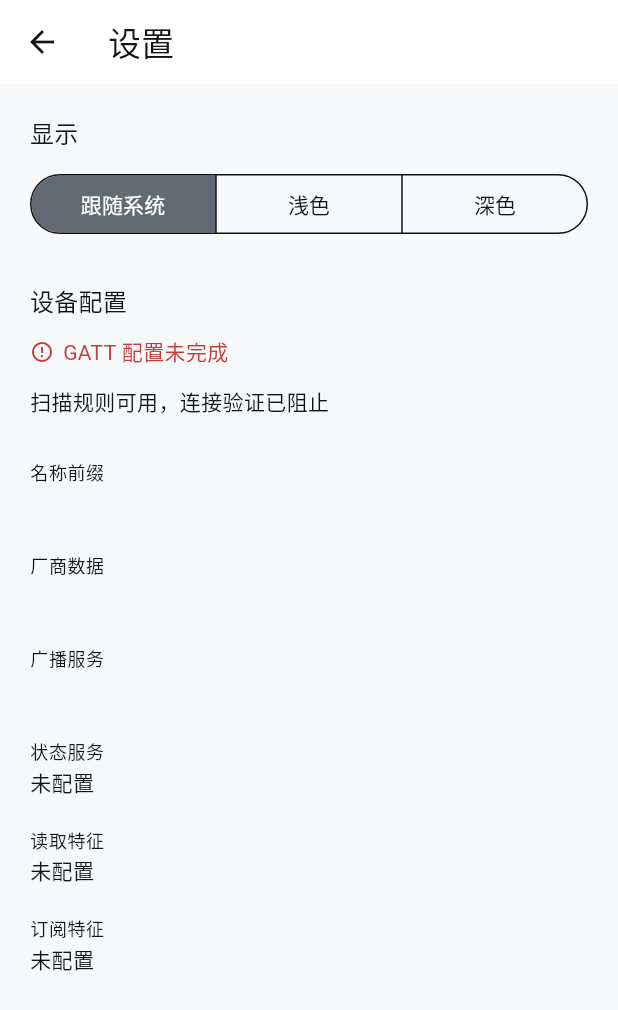
After one commit to 01xkp/EVT_Flutter_APP, a Flutter app: the screen it shows after launch, after a tap on the "settings" icon, on a phone screen of 412 x 824 dp. The commit adds this screen. Shown: the top 1010 px of the screen. Run offline on Flutter 3.47's test engine with Material 3 defaults, Android fonts, the phone set to English and light mode, and no system bars; our stand-ins replace drift, drift_flutter, flutter_riverpod, permission_handler, shared_preferences; missing offline and left inert: flutter_reactive_ble; accounts and stored records are empty; generated files the repository leaves out were written again.

Commit message:
feat: configure BLE permissions and profile status

```diff
--- a/lib/app/app_shell.dart
+++ b/lib/app/app_shell.dart
@@ -1,6 +1,7 @@
 import 'dart:async';
 
 import 'package:evt_ble_app/app/providers.dart';
+import 'package:evt_ble_app/core/ble/device_profile.dart';
 import 'package:evt_ble_app/core/ble/device_profile_loader.dart';
 import 'package:evt_ble_app/core/protocol/evt_protocol_codec.dart';
 import 'package:evt_ble_app/features/device_discovery/application/discovery_controller.dart';
@@ -13,12 +14,16 @@ import 'package:evt_ble_app/features/device_session/presentation/session_dashboa
 import 'package:evt_ble_app/features/evidence/application/evidence_history_controller.dart';
 import 'package:evt_ble_app/features/evidence/presentation/evidence_history_page.dart';
 import 'package:evt_ble_app/features/evidence/presentation/record_observation_sheet.dart';
+import 'package:evt_ble_app/features/settings/application/theme_mode_controller.dart';
+import 'package:evt_ble_app/features/settings/presentation/settings_page.dart';
 import 'package:flutter/material.dart';
 import 'package:flutter/services.dart';
 import 'package:flutter_riverpod/flutter_riverpod.dart';
 
 class AppShell extends ConsumerStatefulWidget {
-  const AppShell({super.key});
+  const AppShell({super.key, this.themeController});
+
+  final ThemeModeController? themeController;
 
   @override
   ConsumerState<AppShell> createState() => _AppShellState();
@@ -28,6 +33,7 @@ class _AppShellState extends ConsumerState<AppShell> {
   late final DiscoveryController _discoveryController;
   SessionController? _sessionController;
   EvidenceHistoryController? _evidenceHistoryController;
+  DeviceProfile? _profile;
   var _destination = 0;
 
   @override
@@ -61,6 +67,7 @@ class _AppShellState extends ConsumerState<AppShell> {
                   ? DiscoveryPage(
                       controller: _discoveryController,
                       onConnect: _openSession,
+                      onSettings: _openSettings,
                     )
                   : SessionDashboardPage(
                       state: session.state,
@@ -123,6 +130,7 @@ class _AppShellState extends ConsumerState<AppShell> {
       );
       setState(() {
         _sessionController = controller;
+        _profile = profile;
         _destination = 0;
       });
       await controller.connect(candidate);
@@ -172,4 +180,25 @@ class _AppShellState extends ConsumerState<AppShell> {
       unawaited(controller.connect(candidate));
     }
   }
+
+  Future<void> _openSettings() async {
+    DeviceProfile profile;
+    try {
+      profile = _profile ?? await const DeviceProfileLoader().load(rootBundle);
+    } catch (_) {
+      profile = DeviceProfile.empty();
+    }
+    if (!mounted) {
+      return;
+    }
+    setState(() => _profile = profile);
+    await Navigator.of(context).push<void>(
+      MaterialPageRoute(
+        builder: (context) => SettingsPage(
+          profile: profile,
+          themeController: widget.themeController,
+        ),
+      ),
+    );
+  }
 }
--- a/lib/app/evt_app.dart
+++ b/lib/app/evt_app.dart
@@ -38,7 +38,7 @@ class _EvtAppState extends State<EvtApp> {
       theme: EvtTheme.light(),
       darkTheme: EvtTheme.dark(),
       themeMode: _themeController.mode,
-      home: const AppShell(),
+      home: AppShell(themeController: _themeController),
     );
   }
 
--- a/lib/features/device_discovery/presentation/discovery_page.dart
+++ b/lib/features/device_discovery/presentation/discovery_page.dart
@@ -8,17 +8,24 @@ import 'package:evt_ble_app/features/device_discovery/presentation/device_candid
 import 'package:flutter/material.dart';
 
 class DiscoveryPage extends StatefulWidget {
-  const DiscoveryPage({super.key, this.controller, this.onConnect});
+  const DiscoveryPage({
+    super.key,
+    this.controller,
+    this.onConnect,
+    this.onSettings,
+  });
 
   final DiscoveryController? controller;
   final ValueChanged<DeviceCandidate>? onConnect;
+  final VoidCallback? onSettings;
 
   @override
   State<DiscoveryPage> createState() => _DiscoveryPageState();
 }
 
 class _DiscoveryPageState extends State<DiscoveryPage> {
-  late DiscoveryState _state = widget.controller?.state ?? const DiscoveryState();
+  late DiscoveryState _state =
+      widget.controller?.state ?? const DiscoveryState();
 
   @override
   void initState() {
@@ -50,6 +57,11 @@ class _DiscoveryPageState extends State<DiscoveryPage> {
         title: const Text('设备联调'),
         actions: [
           IconButton(
+            tooltip: '设置',
+            onPressed: widget.onSettings,
+            icon: const Icon(Icons.settings_outlined),
+          ),
+          IconButton(
             tooltip: '开始扫描',
             onPressed: widget.controller == null || _state.isScanning
                 ? null
@@ -74,7 +86,9 @@ class _DiscoveryPageState extends State<DiscoveryPage> {
               Text('附近设备', style: Theme.of(context).textTheme.titleMedium),
               const SizedBox(height: 4),
               Text(
-                _state.isScanning ? '正在匹配 AIPIN 广播' : '${_state.candidates.length} 台匹配设备',
+                _state.isScanning
+                    ? '正在匹配 AIPIN 广播'
+                    : '${_state.candidates.length} 台匹配设备',
                 style: Theme.of(context).textTheme.bodySmall,
               ),
               const SizedBox(height: 16),
--- /dev/null
+++ b/lib/features/settings/presentation/settings_page.dart
@@ -0,0 +1,98 @@
+import 'dart:async';
+
+import 'package:evt_ble_app/core/ble/device_profile.dart';
+import 'package:evt_ble_app/core/design_system/widgets/status_label.dart';
+import 'package:evt_ble_app/features/settings/application/theme_mode_controller.dart';
+import 'package:flutter/material.dart';
+
+class SettingsPage extends StatelessWidget {
+  const SettingsPage({super.key, required this.profile, this.themeController});
+
+  final DeviceProfile profile;
+  final ThemeModeController? themeController;
+
+  @override
+  Widget build(BuildContext context) {
+    return Scaffold(
+      appBar: AppBar(title: const Text('设置')),
+      body: ListView(
+        padding: const EdgeInsets.all(20),
+        children: [
+          if (themeController case final controller?) ...[
+            Text('显示', style: Theme.of(context).textTheme.titleMedium),
+            const SizedBox(height: 12),
+            AnimatedBuilder(
+              animation: controller,
+              builder: (context, _) => SegmentedButton<ThemeMode>(
+                showSelectedIcon: false,
+                segments: const [
+                  ButtonSegment(value: ThemeMode.system, label: Text('跟随系统')),
+                  ButtonSegment(value: ThemeMode.light, label: Text('浅色')),
+                  ButtonSegment(value: ThemeMode.dark, label: Text('深色')),
+                ],
+                selected: {controller.mode},
+                onSelectionChanged: (selection) =>
+                    unawaited(controller.set(selection.first)),
+              ),
+            ),
+            const SizedBox(height: 28),
+          ],
+          Text('设备配置', style: Theme.of(context).textTheme.titleMedium),
+          const SizedBox(height: 12),
+          StatusLabel(
+            icon: profile.isGattReady
+                ? Icons.check_circle_outline
+                : Icons.error_outline,
+            label: profile.isGattReady ? 'GATT 配置已就绪' : 'GATT 配置未完成',
+            kind: profile.isGattReady ? StatusKind.positive : StatusKind.danger,
+          ),
+          const SizedBox(height: 12),
+          Text(
+            profile.isGattReady ? '扫描、连接与状态验证可以开始。' : '扫描规则可用，连接验证已阻止',
+            style: Theme.of(context).textTheme.bodyMedium,
+          ),
+          const SizedBox(height: 20),
+          _ProfileRow(label: '名称前缀', value: profile.namePrefix),
+          _ProfileRow(label: '厂商数据', value: profile.manufacturerPrefixHex),
+          _ProfileRow(label: '广播服务', value: profile.serviceUuid),
+          _ProfileRow(
+            label: '状态服务',
+            value: _displayValue(profile.gattServiceUuid),
+          ),
+          _ProfileRow(
+            label: '读取特征',
+            value: _displayValue(profile.readCharacteristicUuid),
+          ),
+          _ProfileRow(
+            label: '订阅特征',
+            value: _displayValue(profile.notifyCharacteristicUuid),
+          ),
+        ],
+      ),
+    );
+  }
+
+  static String _displayValue(String value) => value.isEmpty ? '未配置' : value;
+}
+
+class _ProfileRow extends StatelessWidget {
+  const _ProfileRow({required this.label, required this.value});
+
+  final String label;
+  final String value;
+
+  @override
+  Widget build(BuildContext context) {
+    return Padding(
+      padding: const EdgeInsets.symmetric(vertical: 10),
+      child: Column(
+        crossAxisAlignment: CrossAxisAlignment.start,
+        children: [
+          Text(label, style: Theme.of(context).textTheme.bodySmall),
+          const SizedBox(height: 2),
+          SelectableText(value, style: Theme.of(context).textTheme.bodyMedium),
+        ],
+      ),
+    );
+  }
+}
```
Also changed, not shown: lib/core/ble/reactive_ble_transport.dart (+38 -7 lines), 4 other files.
